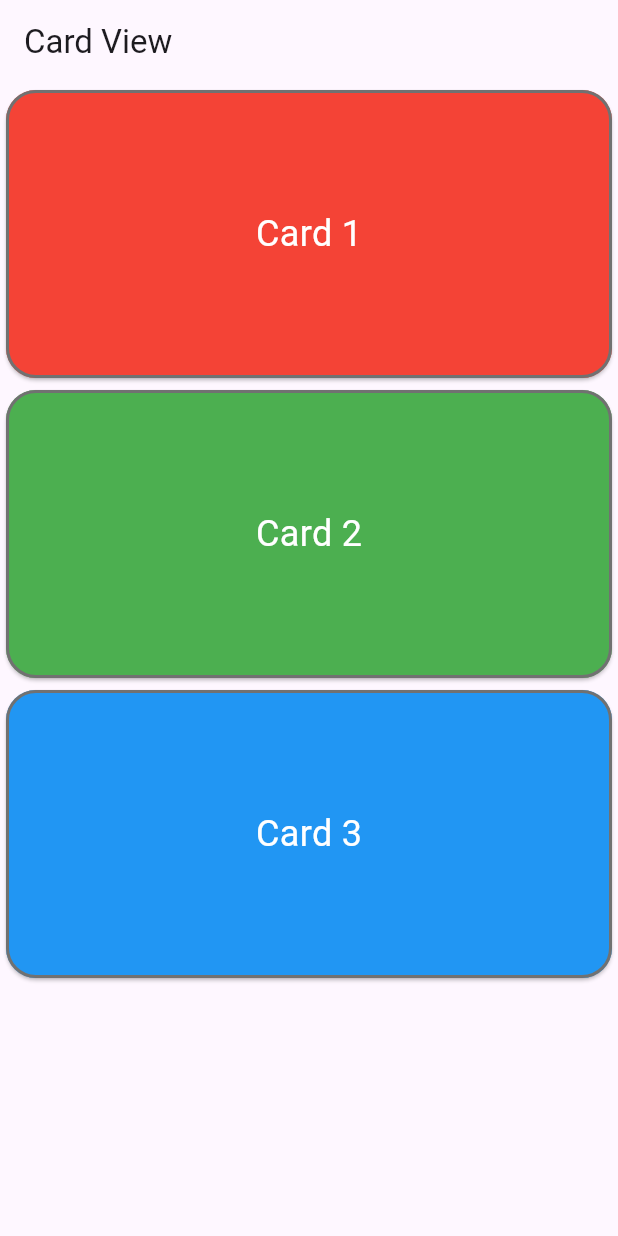
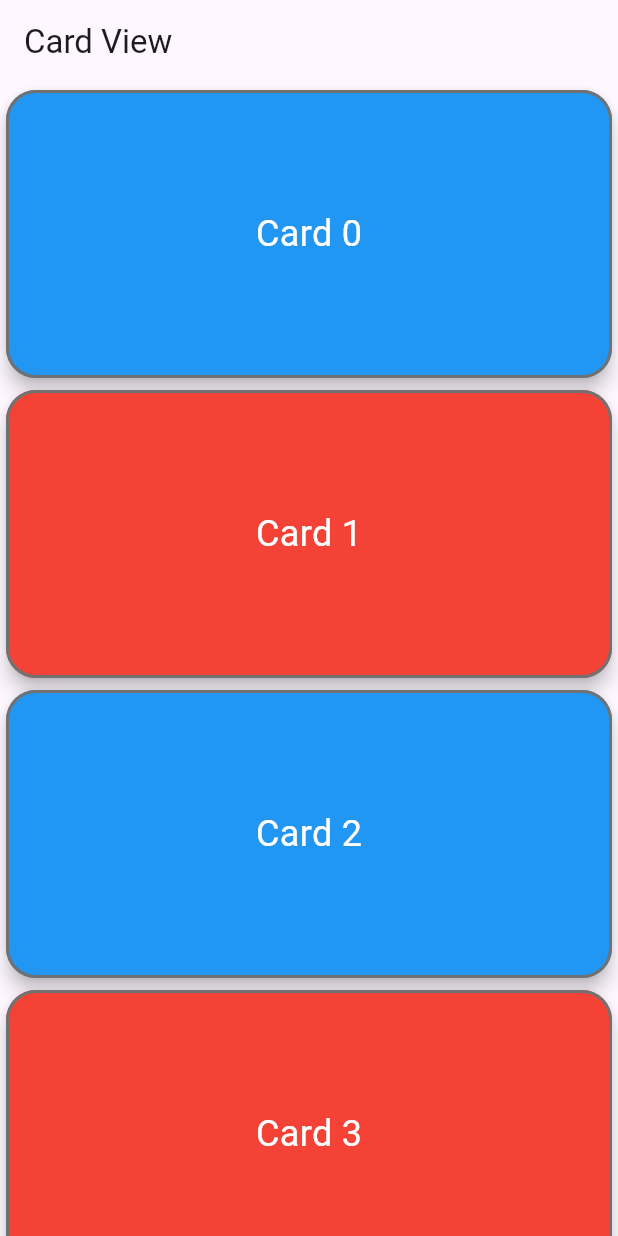
Before and after one commit to kiranrana8973/batch_34a, a Flutter app: the screen it shows after launch, on a phone screen of 412 x 824 dp. Run offline on Flutter 3.47's test engine with Material 3 defaults, Android fonts, the phone set to English and light mode, and no system bars.

Commit message:
Addeds ingle child scrollview

```diff
--- a/lib/common/common_card_view.dart
+++ b/lib/common/common_card_view.dart
@@ -12,6 +12,7 @@ class CommonCardView extends StatelessWidget {
       height: 200,
       width: double.infinity,
       child: Card(
+        elevation: 5,
         shape: RoundedRectangleBorder(
           borderRadius: BorderRadius.circular(20),
           side: const BorderSide(
--- a/lib/view/card_view.dart
+++ b/lib/view/card_view.dart
@@ -8,12 +8,18 @@ class CardView extends StatelessWidget {
   Widget build(BuildContext context) {
     return Scaffold(
       appBar: AppBar(title: const Text('Card View')),
-      body: Column(
-        children: [
-          const CommonCardView(title: "Card 1", color: Colors.red),
-          const CommonCardView(title: "Card 2", color: Colors.green),
-          const CommonCardView(title: "Card 3", color: Colors.blue),
-        ],
+      body: SingleChildScrollView(
+        child: Column(
+          children: [
+            for (int i = 0; i < 100; i++) ...{
+              if (i % 2 == 0) ...{
+                CommonCardView(title: "Card $i", color: Colors.blue),
+              } else ...{
+                CommonCardView(title: "Card $i", color: Colors.red),
+              },
+            },
+          ],
+        ),
       ),
     );
   }
```
